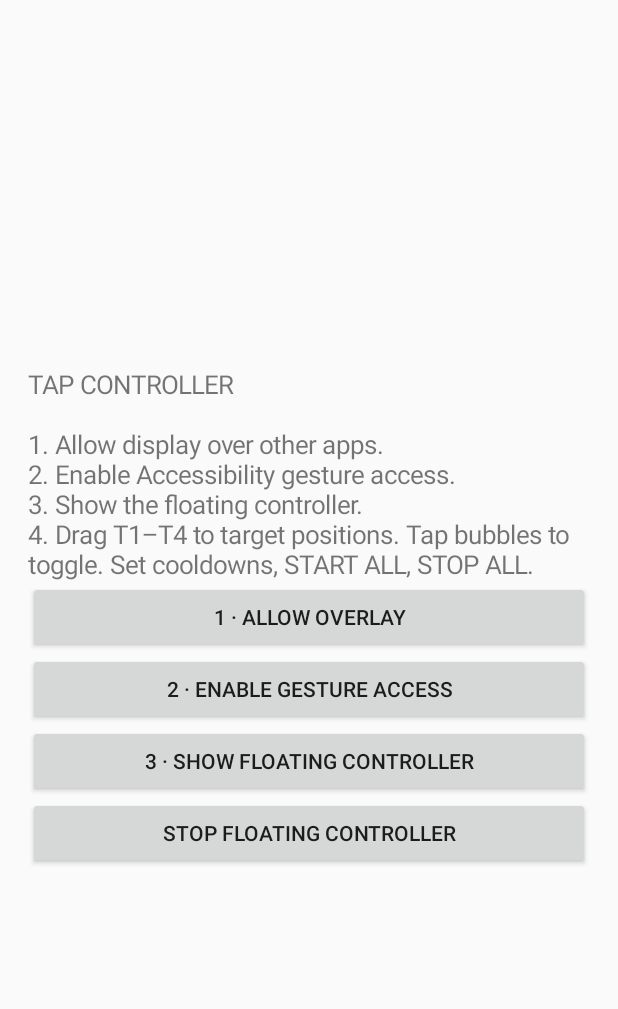
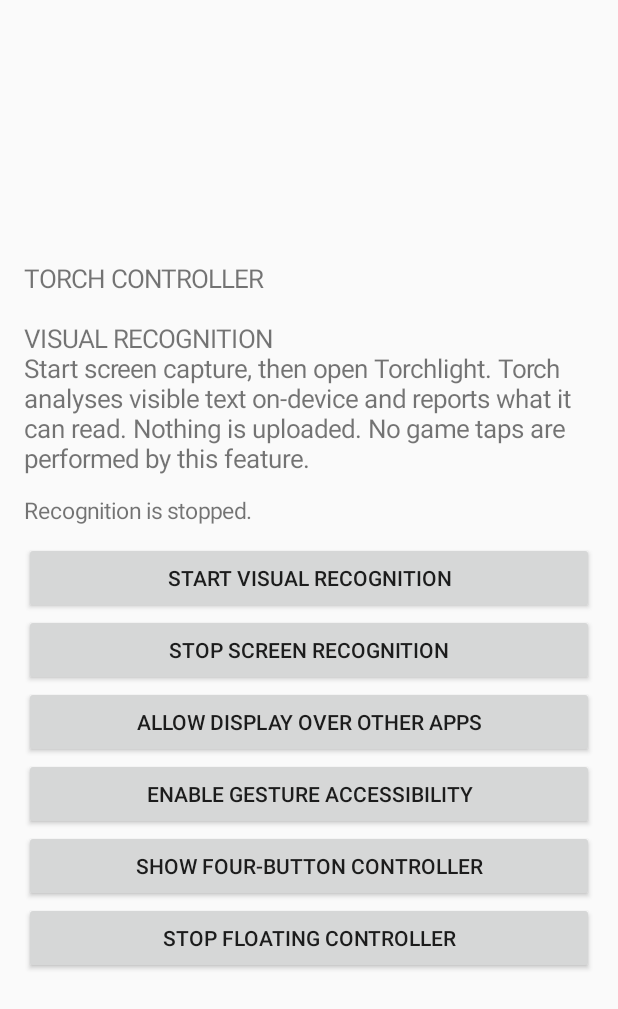
Before and after one commit to imcrackedpixel/Torch, an Android app: the screen it shows after launch (MainActivity), on a phone screen of 412 x 824 dp. Shown: the top 1009 px of the screen. Run offline under Robolectric (Android 15) with nearby library versions, the phone set to English and light mode, and no system bars.

Commit message:
Add on-device screen text recognition

```diff
--- a/app/src/main/AndroidManifest.xml
+++ b/app/src/main/AndroidManifest.xml
@@ -1,6 +1,8 @@
 <manifest xmlns:android="http://schemas.android.com/apk/res/android">
     <uses-permission android:name="android.permission.SYSTEM_ALERT_WINDOW" />
     <uses-permission android:name="android.permission.FOREGROUND_SERVICE" />
+    <uses-permission android:name="android.permission.FOREGROUND_SERVICE_MEDIA_PROJECTION" />
+    <uses-permission android:name="android.permission.POST_NOTIFICATIONS" />
     <application
         android:allowBackup="false"
         android:label="Torch Controller"
@@ -28,5 +30,9 @@
         <service
             android:name=".OverlayService"
             android:exported="false" />
+        <service
+            android:name=".VisualRecognitionService"
+            android:exported="false"
+            android:foregroundServiceType="mediaProjection" />
     </application>
 </manifest>
--- a/app/src/main/java/com/imcrackedpixel/torchcontroller/MainActivity.kt
+++ b/app/src/main/java/com/imcrackedpixel/torchcontroller/MainActivity.kt
@@ -1,22 +1,112 @@
 package com.imcrackedpixel.torchcontroller
+
 import android.app.Activity
+import android.content.BroadcastReceiver
+import android.content.Context
 import android.content.Intent
+import android.content.IntentFilter
+import android.media.projection.MediaProjectionManager
 import android.net.Uri
+import android.os.Build
 import android.os.Bundle
 import android.provider.Settings
 import android.view.Gravity
 import android.widget.Button
 import android.widget.LinearLayout
 import android.widget.TextView
-class MainActivity:Activity(){
- override fun onCreate(savedInstanceState:Bundle?){
-  super.onCreate(savedInstanceState)
-  val root=LinearLayout(this).apply{orientation=LinearLayout.VERTICAL;gravity=Gravity.CENTER;setPadding(28,28,28,28)}
-  root.addView(TextView(this).apply{text="TAP CONTROLLER\n\n1. Allow display over other apps.\n2. Enable Accessibility gesture access.\n3. Show the floating controller.\n4. Drag T1–T4 to target positions. Tap bubbles to toggle. Set cooldowns, START ALL, STOP ALL.";textSize=17f})
-  root.addView(Button(this).apply{text="1 · Allow overlay";setOnClickListener{startActivity(Intent(Settings.ACTION_MANAGE_OVERLAY_PERMISSION,Uri.parse("package:"+packageName)))}})
-  root.addView(Button(this).apply{text="2 · Enable gesture access";setOnClickListener{startActivity(Intent(Settings.ACTION_ACCESSIBILITY_SETTINGS))}})
-  root.addView(Button(this).apply{text="3 · Show floating controller";setOnClickListener{if(Settings.canDrawOverlays(this@MainActivity))startForegroundService(Intent(this@MainActivity,OverlayService::class.java))else startActivity(Intent(Settings.ACTION_MANAGE_OVERLAY_PERMISSION,Uri.parse("package:"+packageName)))}})
-  root.addView(Button(this).apply{text="Stop floating controller";setOnClickListener{stopService(Intent(this@MainActivity,OverlayService::class.java))}})
-  setContentView(root)
- }
+
+class MainActivity : Activity() {
+    private lateinit var status: TextView
+    private val captureRequest = 4102
+
+    private val statusReceiver = object : BroadcastReceiver() {
+        override fun onReceive(context: Context?, intent: Intent?) {
+            status.text = intent?.getStringExtra(VisualRecognitionService.EXTRA_STATUS)
+                ?: "Screen recognition running."
+        }
+    }
+
+    override fun onCreate(savedInstanceState: Bundle?) {
+        super.onCreate(savedInstanceState)
+        val root = LinearLayout(this).apply {
+            orientation = LinearLayout.VERTICAL
+            gravity = Gravity.CENTER
+            setPadding(24, 24, 24, 24)
+        }
+        root.addView(TextView(this).apply {
+            text = "TORCH CONTROLLER\n\nVISUAL RECOGNITION\nStart screen capture, then open Torchlight. Torch analyses visible text on-device and reports what it can read. Nothing is uploaded. No game taps are performed by this feature."
+            textSize = 17f
+        })
+        status = TextView(this).apply {
+            text = "Recognition is stopped."
+            textSize = 15f
+            setPadding(0, 20, 0, 16)
+        }
+        root.addView(status)
+        root.addView(Button(this).apply {
+            text = "Start visual recognition"
+            setOnClickListener {
+                val manager = getSystemService(MEDIA_PROJECTION_SERVICE) as MediaProjectionManager
+                startActivityForResult(manager.createScreenCaptureIntent(), captureRequest)
+            }
+        })
+        root.addView(Button(this).apply {
+            text = "Stop screen recognition"
+            setOnClickListener {
+                stopService(Intent(this@MainActivity, VisualRecognitionService::class.java))
+                status.text = "Recognition stopped."
+            }
+        })
+        root.addView(Button(this).apply {
+            text = "Allow display over other apps"
+            setOnClickListener {
+                startActivity(Intent(Settings.ACTION_MANAGE_OVERLAY_PERMISSION, Uri.parse("package:$packageName")))
+            }
+        })
+        root.addView(Button(this).apply {
+            text = "Enable gesture accessibility"
+            setOnClickListener { startActivity(Intent(Settings.ACTION_ACCESSIBILITY_SETTINGS)) }
+        })
+        root.addView(Button(this).apply {
+            text = "Show four-button controller"
+            setOnClickListener {
+                if (Settings.canDrawOverlays(this@MainActivity)) {
+                    startForegroundService(Intent(this@MainActivity, OverlayService::class.java))
+                } else {
+                    startActivity(Intent(Settings.ACTION_MANAGE_OVERLAY_PERMISSION, Uri.parse("package:$packageName")))
+                }
+            }
+        })
+        root.addView(Button(this).apply {
+            text = "Stop floating controller"
+            setOnClickListener { stopService(Intent(this@MainActivity, OverlayService::class.java)) }
+        })
+        setContentView(root)
+
+        val filter = IntentFilter(VisualRecognitionService.ACTION_STATUS)
+        if (Build.VERSION.SDK_INT >= 33) registerReceiver(statusReceiver, filter, RECEIVER_NOT_EXPORTED)
+        else @Suppress("DEPRECATION") registerReceiver(statusReceiver, filter)
+    }
+
+    override fun onActivityResult(requestCode: Int, resultCode: Int, data: Intent?) {
+        super.onActivityResult(requestCode, resultCode, data)
+        if (requestCode == captureRequest) {
+            if (resultCode == RESULT_OK && data != null) {
+                val service = Intent(this, VisualRecognitionService::class.java).apply {
+                    action = VisualRecognitionService.ACTION_START
+                    putExtra(VisualRecognitionService.EXTRA_RESULT_CODE, resultCode)
+                    putExtra(VisualRecognitionService.EXTRA_RESULT_DATA, data)
+                }
+                startForegroundService(service)
+                status.text = "Screen capture permission granted. Starting recognition…"
+            } else {
+                status.text = "Screen capture was cancelled."
+            }
+        }
+    }
+
+    override fun onDestroy() {
+        try { unregisterReceiver(statusReceiver) } catch (_: Exception) {}
+        super.onDestroy()
+    }
 }
```
Also changed, not shown: app/build.gradle.kts (+5 -2 lines), app/src/main/java/com/imcrackedpixel/torchcontroller/VisualRecognitionService.kt (added, +191 -0 lines).
